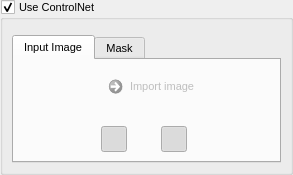
Capsize-Games/airunner, file src/airunner/widgets/controlnet_settings/templates/controlnet_settings.ui: the form before one commit.
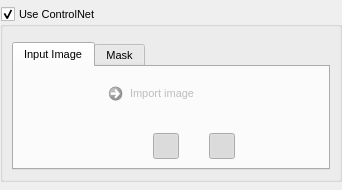
The form after the commit. Icons and pictures are not drawn. Custom widgets are drawn as their Qt base class.

Patch:
```diff
--- a/src/airunner/widgets/controlnet_settings/templates/controlnet_settings.ui
+++ b/src/airunner/widgets/controlnet_settings/templates/controlnet_settings.ui
@@ -6,8 +6,8 @@
    <rect>
     <x>0</x>
     <y>0</y>
-    <width>293</width>
-    <height>175</height>
+    <width>342</width>
+    <height>190</height>
    </rect>
   </property>
   <property name="maximumSize">
@@ -219,6 +219,9 @@
                </item>
                <item>
                 <layout class="QHBoxLayout" name="horizontalLayout_2">
+                 <property name="spacing">
+                  <number>2</number>
+                 </property>
                  <item>
                   <spacer name="horizontalSpacer">
                    <property name="orientation">
```
Left out of the diff: 3 changed lines with no effect on the pictures.
